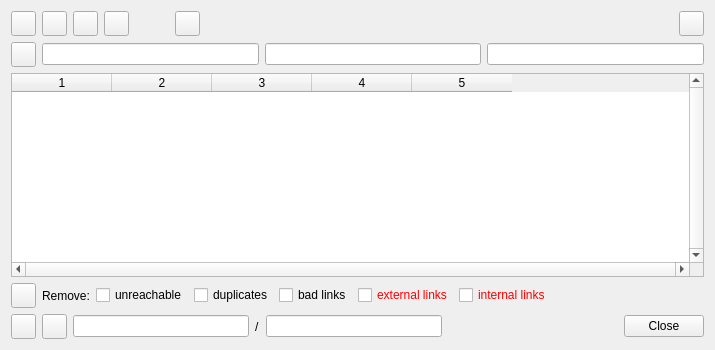
This is NAVigater/CGNS/NAV/T/Q7LinkWindow.ui in pyCGNS/pyCGNS as Qt 5 draws it before an edit. The edited form follows.
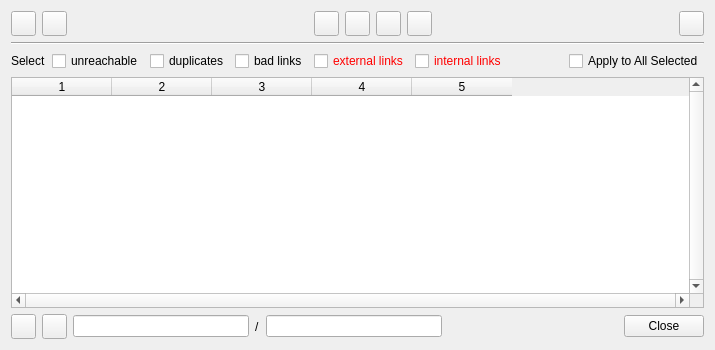
This is the edited form. Icons and pictures are not drawn.

Commit message: [NAV] link fixes

The edit to the form file:
```diff
--- a/NAVigater/CGNS/NAV/T/Q7LinkWindow.ui
+++ b/NAVigater/CGNS/NAV/T/Q7LinkWindow.ui
@@ -35,78 +35,77 @@
    <iconset resource="../R/Res.qrc">
     <normaloff>:/images/icons/cgSpy.png</normaloff>:/images/icons/cgSpy.png</iconset>
   </property>
-  <layout class="QGridLayout" name="gridLayout">
-   <item row="4" column="0">
-    <layout class="QHBoxLayout" name="horizontalLayout_3">
-     <item>
-      <widget class="QPushButton" name="bClearSelectedLink">
-       <property name="minimumSize">
-        <size>
-         <width>25</width>
-         <height>25</height>
-        </size>
-       </property>
-       <property name="maximumSize">
-        <size>
-         <width>25</width>
-         <height>25</height>
-        </size>
-       </property>
-       <property name="toolTip">
-        <string>clear selected link target</string>
-       </property>
-       <property name="text">
-        <string/>
-       </property>
-       <property name="icon">
-        <iconset resource="../R/Res.qrc">
-         <normaloff>:/images/icons/clear-entry.png</normaloff>:/images/icons/clear-entry.png</iconset>
-       </property>
-      </widget>
-     </item>
-     <item>
-      <widget class="QLineEdit" name="eDirectorySelectedLink">
-       <property name="sizePolicy">
-        <sizepolicy hsizetype="Expanding" vsizetype="Fixed">
-         <horstretch>0</horstretch>
-         <verstretch>0</verstretch>
-        </sizepolicy>
-       </property>
-       <property name="readOnly">
-        <bool>false</bool>
-       </property>
-      </widget>
-     </item>
-     <item>
-      <widget class="QLineEdit" name="eFileSelectedLink">
-       <property name="sizePolicy">
-        <sizepolicy hsizetype="Expanding" vsizetype="Fixed">
-         <horstretch>0</horstretch>
-         <verstretch>0</verstretch>
-        </sizepolicy>
-       </property>
-       <property name="readOnly">
-        <bool>false</bool>
-       </property>
-      </widget>
-     </item>
-     <item>
-      <widget class="QLineEdit" name="eNodeSelectedLink">
-       <property name="sizePolicy">
-        <sizepolicy hsizetype="Expanding" vsizetype="Fixed">
-         <horstretch>0</horstretch>
-         <verstretch>0</verstretch>
-        </sizepolicy>
-       </property>
-       <property name="readOnly">
-        <bool>false</bool>
-       </property>
-      </widget>
-     </item>
-    </layout>
-   </item>
-   <item row="2" column="0">
+  <layout class="QVBoxLayout" name="verticalLayout_2">
+   <item>
     <layout class="QHBoxLayout" name="horizontalLayout">
+     <item>
+      <widget class="QPushButton" name="bCheckLink">
+       <property name="enabled">
+        <bool>true</bool>
+       </property>
+       <property name="minimumSize">
+        <size>
+         <width>25</width>
+         <height>25</height>
+        </size>
+       </property>
+       <property name="maximumSize">
+        <size>
+         <width>25</width>
+         <height>25</height>
+        </size>
+       </property>
+       <property name="toolTip">
+        <string>check and fix link list</string>
+       </property>
+       <property name="text">
+        <string/>
+       </property>
+       <property name="icon">
+        <iconset resource="../R/Res.qrc">
+         <normaloff>:/images/icons/link-check.png</normaloff>:/images/icons/link-check.png</iconset>
+       </property>
+      </widget>
+     </item>
+     <item>
+      <widget class="QPushButton" name="bLoadTree">
+       <property name="minimumSize">
+        <size>
+         <width>25</width>
+         <height>25</height>
+        </size>
+       </property>
+       <property name="maximumSize">
+        <size>
+         <width>25</width>
+         <height>25</height>
+        </size>
+       </property>
+       <property name="toolTip">
+        <string>open link target file</string>
+       </property>
+       <property name="text">
+        <string/>
+       </property>
+       <property name="icon">
+        <iconset resource="../R/Res.qrc">
+         <normaloff>:/images/icons/tree-load-g.png</normaloff>:/images/icons/tree-load-g.png</iconset>
+       </property>
+      </widget>
+     </item>
+     <item>
+      <spacer name="horizontalSpacer">
+       <property name="orientation">
+        <enum>Qt::Horizontal</enum>
+       </property>
+       <property name="sizeHint" stdset="0">
+        <size>
+         <width>40</width>
+         <height>20</height>
+        </size>
+       </property>
+      </spacer>
+     </item>
      <item>
       <widget class="QPushButton" name="bAddLink">
        <property name="minimumSize">
@@ -133,32 +132,6 @@
        </property>
       </widget>
      </item>
-     <item>
-      <widget class="QPushButton" name="bEditLink">
-       <property name="minimumSize">
-        <size>
-         <width>25</width>
-         <height>25</height>
-        </size>
-       </property>
-       <property name="maximumSize">
-        <size>
-         <width>25</width>
-         <height>25</height>
-        </size>
-       </property>
-       <property name="toolTip">
-        <string>add entry for selected node target</string>
-       </property>
-       <property name="text">
-        <string/>
-       </property>
-       <property name="icon">
-        <iconset resource="../R/Res.qrc">
-         <normaloff>:/images/icons/link-select.png</normaloff>:/images/icons/link-select.png</iconset>
-       </property>
-      </widget>
-     </item>
      <item>
       <widget class="QPushButton" name="bDuplicateLink">
        <property name="minimumSize">
@@ -185,6 +158,32 @@
        </property>
       </widget>
      </item>
+     <item>
+      <widget class="QPushButton" name="bFromSelection">
+       <property name="minimumSize">
+        <size>
+         <width>25</width>
+         <height>25</height>
+        </size>
+       </property>
+       <property name="maximumSize">
+        <size>
+         <width>25</width>
+         <height>25</height>
+        </size>
+       </property>
+       <property name="toolTip">
+        <string>insert link from selection</string>
+       </property>
+       <property name="text">
+        <string/>
+       </property>
+       <property name="icon">
+        <iconset resource="../R/Res.qrc">
+         <normaloff>:/images/icons/link-slist.png</normaloff>:/images/icons/link-slist.png</iconset>
+       </property>
+      </widget>
+     </item>
      <item>
       <widget class="QPushButton" name="bDeleteLink">
        <property name="minimumSize">
@@ -217,46 +216,7 @@
         <enum>Qt::Horizontal</enum>
        </property>
        <property name="sizeType">
-        <enum>QSizePolicy::Minimum</enum>
-       </property>
-       <property name="sizeHint" stdset="0">
-        <size>
-         <width>40</width>
-         <height>20</height>
-        </size>
-       </property>
-      </spacer>
-     </item>
-     <item>
-      <widget class="QPushButton" name="bLoadTree">
-       <property name="minimumSize">
-        <size>
-         <width>25</width>
-         <height>25</height>
-        </size>
-       </property>
-       <property name="maximumSize">
-        <size>
-         <width>25</width>
-         <height>25</height>
-        </size>
-       </property>
-       <property name="toolTip">
-        <string>open link target file</string>
-       </property>
-       <property name="text">
-        <string/>
-       </property>
-       <property name="icon">
-        <iconset resource="../R/Res.qrc">
-         <normaloff>:/images/icons/tree-load-g.png</normaloff>:/images/icons/tree-load-g.png</iconset>
-       </property>
-      </widget>
-     </item>
-     <item>
-      <spacer name="horizontalSpacer">
-       <property name="orientation">
-        <enum>Qt::Horizontal</enum>
+        <enum>QSizePolicy::Expanding</enum>
        </property>
        <property name="sizeHint" stdset="0">
         <size>
@@ -291,7 +251,268 @@
      </item>
     </layout>
    </item>
-   <item row="5" column="0">
+   <item>
+    <widget class="Line" name="line">
+     <property name="orientation">
+      <enum>Qt::Horizontal</enum>
+     </property>
+    </widget>
+   </item>
+   <item>
+    <layout class="QHBoxLayout" name="horizontalLayout_4">
+     <item>
+      <widget class="QLabel" name="label_2">
+       <property name="enabled">
+        <bool>true</bool>
+       </property>
+       <property name="text">
+        <string>Select</string>
+       </property>
+      </widget>
+     </item>
+     <item>
+      <widget class="QCheckBox" name="cUnreachable">
+       <property name="enabled">
+        <bool>true</bool>
+       </property>
+       <property name="text">
+        <string>unreachable</string>
+       </property>
+      </widget>
+     </item>
+     <item>
+      <widget class="QCheckBox" name="cDuplicates">
+       <property name="enabled">
+        <bool>true</bool>
+       </property>
+       <property name="text">
+        <string>duplicates</string>
+       </property>
+      </widget>
+     </item>
+     <item>
+      <widget class="QCheckBox" name="cBad">
+       <property name="enabled">
+        <bool>true</bool>
+       </property>
+       <property name="text">
+        <string>bad links</string>
+       </property>
+      </widget>
+     </item>
+     <item>
+      <widget class="QCheckBox" name="cExternal">
+       <property name="enabled">
+        <bool>true</bool>
+       </property>
+       <property name="palette">
+        <palette>
+         <active>
+          <colorrole role="WindowText">
+           <brush brushstyle="SolidPattern">
+            <color alpha="255">
+             <red>255</red>
+             <green>0</green>
+             <blue>0</blue>
+            </color>
+           </brush>
+          </colorrole>
+          <colorrole role="Text">
+           <brush brushstyle="SolidPattern">
+            <color alpha="255">
+             <red>0</red>
+             <green>0</green>
+             <blue>0</blue>
+            </color>
+           </brush>
+          </colorrole>
+          <colorrole role="ButtonText">
+           <brush brushstyle="SolidPattern">
+            <color alpha="255">
+             <red>0</red>
+             <green>0</green>
+             <blue>0</blue>
+            </color>
+           </brush>
+          </colorrole>
+          <colorrole role="NoRole">
+           <brush brushstyle="SolidPattern">
+            <color alpha="255">
+             <red>0</red>
+             <green>0</green>
+             <blue>0</blue>
+            </color>
+           </brush>
+          </colorrole>
+         </active>
+         <inactive>
+          <colorrole role="WindowText">
+           <brush brushstyle="SolidPattern">
+            <color alpha="255">
+             <red>255</red>
+             <green>0</green>
+             <blue>0</blue>
+            </color>
+           </brush>
+          </colorrole>
+          <colorrole role="Text">
+           <brush brushstyle="SolidPattern">
+            <color alpha="255">
+             <red>0</red>
+             <green>0</green>
+             <blue>0</blue>
+            </color>
+           </brush>
+          </colorrole>
+          <colorrole role="ButtonText">
+           <brush brushstyle="SolidPattern">
+            <color alpha="255">
+             <red>0</red>
+             <green>0</green>
+             <blue>0</blue>
+            </color>
+           </brush>
+          </colorrole>
+          <colorrole role="NoRole">
+           <brush brushstyle="SolidPattern">
+            <color alpha="255">
+             <red>0</red>
+             <green>0</green>
+             <blue>0</blue>
+            </color>
+           </brush>
+          </colorrole>
+         </inactive>
+         <disabled>
+          <colorrole role="WindowText">
+           <brush brushstyle="SolidPattern">
+            <color alpha="255">
+             <red>118</red>
+             <green>116</green>
+             <blue>113</blue>
+            </color>
+           </brush>
+          </colorrole>
+          <colorrole role="Text">
+           <brush brushstyle="SolidPattern">
+            <color alpha="255">
+             <red>118</red>
+             <green>116</green>
+             <blue>113</blue>
+            </color>
+           </brush>
+          </colorrole>
+          <colorrole role="ButtonText">
+           <brush brushstyle="SolidPattern">
+            <color alpha="255">
+             <red>118</red>
+             <green>116</green>
+             <blue>113</blue>
+            </color>
+           </brush>
+          </colorrole>
+          <colorrole role="NoRole">
+           <brush brushstyle="SolidPattern">
+            <color alpha="255">
+             <red>0</red>
+             <green>0</green>
+             <blue>0</blue>
+            </color>
+           </brush>
+          </colorrole>
+         </disabled>
+        </palette>
+       </property>
+       <property name="font">
+        <font>
+         <weight>50</weight>
+         <italic>false</italic>
+         <bold>false</bold>
+         <strikeout>false</strikeout>
+        </font>
+       </property>
+       <property name="text">
+        <string>external links</string>
+       </property>
+      </widget>
+     </item>
+     <item>
+      <widget class="QCheckBox" name="cInternal">
+       <property name="enabled">
+        <bool>true</bool>
+       </property>
+       <property name="palette">
+        <palette>
+         <active>
+          <colorrole role="WindowText">
+           <brush brushstyle="SolidPattern">
+            <color alpha="255">
+             <red>255</red>
+             <green>0</green>
+             <blue>0</blue>
+            </color>
+           </brush>
+          </colorrole>
+         </active>
+         <inactive>
+          <colorrole role="WindowText">
+           <brush brushstyle="SolidPattern">
+            <color alpha="255">
+             <red>255</red>
+             <green>0</green>
+             <blue>0</blue>
+            </color>
+           </brush>
+          </colorrole>
+         </inactive>
+         <disabled>
+          <colorrole role="WindowText">
+           <brush brushstyle="SolidPattern">
+            <color alpha="255">
+             <red>118</red>
+             <green>116</green>
+             <blue>113</blue>
+            </color>
+           </brush>
+          </colorrole>
+         </disabled>
+        </palette>
+       </property>
+       <property name="text">
+        <string>internal links</string>
+       </property>
+      </widget>
+     </item>
+     <item>
+      <spacer name="horizontalSpacer_4">
+       <property name="orientation">
+        <enum>Qt::Horizontal</enum>
+       </property>
+       <property name="sizeHint" stdset="0">
+        <size>
+         <width>40</width>
+         <height>20</height>
+        </size>
+       </property>
+      </spacer>
+     </item>
+     <item>
+      <widget class="QCheckBox" name="cApplyToAll">
+       <property name="enabled">
+        <bool>true</bool>
+       </property>
+       <property name="text">
+        <string>Apply to All Selected</string>
+       </property>
+       <property name="icon">
+        <iconset resource="../R/Res.qrc">
+         <normaloff>:/images/icons/user-G.png</normaloff>:/images/icons/user-G.png</iconset>
+       </property>
+      </widget>
+     </item>
+    </layout>
+   </item>
+   <item>
     <layout class="QVBoxLayout" name="verticalLayout">
      <item>
       <widget class="QTableWidget" name="linkTable">
@@ -305,7 +526,7 @@
         <set>QAbstractItemView::DoubleClicked</set>
        </property>
        <property name="selectionMode">
-        <enum>QAbstractItemView::SingleSelection</enum>
+        <enum>QAbstractItemView::MultiSelection</enum>
        </property>
        <property name="selectionBehavior">
         <enum>QAbstractItemView::SelectRows</enum>
@@ -325,7 +546,7 @@
      </item>
     </layout>
    </item>
-   <item row="7" column="0">
+   <item>
     <layout class="QHBoxLayout" name="horizontalLayout_2">
      <item>
       <widget class="QPushButton" name="bBackControl">
@@ -376,7 +597,7 @@
      <item>
       <widget class="QLineEdit" name="eDirSource">
        <property name="sizePolicy">
-        <sizepolicy hsizetype="Expanding" vsizetype="Fixed">
+        <sizepolicy hsizetype="MinimumExpanding" vsizetype="Fixed">
          <horstretch>0</horstretch>
          <verstretch>0</verstretch>
         </sizepolicy>
@@ -422,254 +643,6 @@
      </item>
     </layout>
    </item>
-   <item row="6" column="0">
-    <layout class="QHBoxLayout" name="horizontalLayout_4">
-     <item>
-      <widget class="QPushButton" name="bCheckLink">
-       <property name="minimumSize">
-        <size>
-         <width>25</width>
-         <height>25</height>
-        </size>
-       </property>
-       <property name="maximumSize">
-        <size>
-         <width>25</width>
-         <height>25</height>
-        </size>
-       </property>
-       <property name="toolTip">
-        <string>check and fix link list</string>
-       </property>
-       <property name="text">
-        <string/>
-       </property>
-       <property name="icon">
-        <iconset resource="../R/Res.qrc">
-         <normaloff>:/images/icons/link-check.png</normaloff>:/images/icons/link-check.png</iconset>
-       </property>
-      </widget>
-     </item>
-     <item>
-      <widget class="QLabel" name="label_2">
-       <property name="text">
-        <string>Remove:</string>
-       </property>
-      </widget>
-     </item>
-     <item>
-      <widget class="QCheckBox" name="cUnreachable">
-       <property name="text">
-        <string>unreachable</string>
-       </property>
-      </widget>
-     </item>
-     <item>
-      <widget class="QCheckBox" name="cDuplicates">
-       <property name="text">
-        <string>duplicates</string>
-       </property>
-      </widget>
-     </item>
-     <item>
-      <widget class="QCheckBox" name="cBad">
-       <property name="text">
-        <string>bad links</string>
-       </property>
-      </widget>
-     </item>
-     <item>
-      <widget class="QCheckBox" name="cExternal">
-       <property name="palette">
-        <palette>
-         <active>
-          <colorrole role="WindowText">
-           <brush brushstyle="SolidPattern">
-            <color alpha="255">
-             <red>255</red>
-             <green>0</green>
-             <blue>0</blue>
-            </color>
-           </brush>
-          </colorrole>
-          <colorrole role="Text">
-           <brush brushstyle="SolidPattern">
-            <color alpha="255">
-             <red>0</red>
-             <green>0</green>
-             <blue>0</blue>
-            </color>
-           </brush>
-          </colorrole>
-          <colorrole role="ButtonText">
-           <brush brushstyle="SolidPattern">
-            <color alpha="255">
-             <red>0</red>
-             <green>0</green>
-             <blue>0</blue>
-            </color>
-           </brush>
-          </colorrole>
-          <colorrole role="NoRole">
-           <brush brushstyle="SolidPattern">
-            <color alpha="255">
-             <red>0</red>
-             <green>0</green>
-             <blue>0</blue>
-            </color>
-           </brush>
-          </colorrole>
-         </active>
-         <inactive>
-          <colorrole role="WindowText">
-           <brush brushstyle="SolidPattern">
-            <color alpha="255">
-             <red>255</red>
-             <green>0</green>
-             <blue>0</blue>
-            </color>
-           </brush>
-          </colorrole>
-          <colorrole role="Text">
-           <brush brushstyle="SolidPattern">
-            <color alpha="255">
-             <red>0</red>
-             <green>0</green>
-             <blue>0</blue>
-            </color>
-           </brush>
-          </colorrole>
-          <colorrole role="ButtonText">
-           <brush brushstyle="SolidPattern">
-            <color alpha="255">
-             <red>0</red>
-             <green>0</green>
-             <blue>0</blue>
-            </color>
-           </brush>
-          </colorrole>
-          <colorrole role="NoRole">
-           <brush brushstyle="SolidPattern">
-            <color alpha="255">
-             <red>0</red>
-             <green>0</green>
-             <blue>0</blue>
-            </color>
-           </brush>
-          </colorrole>
-         </inactive>
-         <disabled>
-          <colorrole role="WindowText">
-           <brush brushstyle="SolidPattern">
-            <color alpha="255">
-             <red>118</red>
-             <green>116</green>
-             <blue>113</blue>
-            </color>
-           </brush>
-          </colorrole>
-          <colorrole role="Text">
-           <brush brushstyle="SolidPattern">
-            <color alpha="255">
-             <red>118</red>
-             <green>116</green>
-             <blue>113</blue>
-            </color>
-           </brush>
-          </colorrole>
-          <colorrole role="ButtonText">
-           <brush brushstyle="SolidPattern">
-            <color alpha="255">
-             <red>118</red>
-             <green>116</green>
-             <blue>113</blue>
-            </color>
-           </brush>
-          </colorrole>
-          <colorrole role="NoRole">
-           <brush brushstyle="SolidPattern">
-            <color alpha="255">
-             <red>0</red>
-             <green>0</green>
-             <blue>0</blue>
-            </color>
-           </brush>
-          </colorrole>
-         </disabled>
-        </palette>
-       </property>
-       <property name="font">
-        <font>
-         <weight>50</weight>
-         <italic>false</italic>
-         <bold>false</bold>
-         <strikeout>false</strikeout>
-        </font>
-       </property>
-       <property name="text">
-        <string>external links</string>
-       </property>
-      </widget>
-     </item>
-     <item>
-      <widget class="QCheckBox" name="cInternal">
-       <property name="palette">
-        <palette>
-         <active>
-          <colorrole role="WindowText">
-           <brush brushstyle="SolidPattern">
-            <color alpha="255">
-             <red>255</red>
-             <green>0</green>
-             <blue>0</blue>
-            </color>
-           </brush>
-          </colorrole>
-         </active>
-         <inactive>
-          <colorrole role="WindowText">
-           <brush brushstyle="SolidPattern">
-            <color alpha="255">
-             <red>255</red>
-             <green>0</green>
-             <blue>0</blue>
-            </color>
-           </brush>
-          </colorrole>
-         </inactive>
-         <disabled>
-          <colorrole role="WindowText">
-           <brush brushstyle="SolidPattern">
-            <color alpha="255">
-             <red>118</red>
-             <green>116</green>
-             <blue>113</blue>
-            </color>
-           </brush>
-          </colorrole>
-         </disabled>
-        </palette>
-       </property>
-       <property name="text">
-        <string>internal links</string>
-       </property>
-      </widget>
-     </item>
-     <item>
-      <spacer name="horizontalSpacer_4">
-       <property name="orientation">
-        <enum>Qt::Horizontal</enum>
-       </property>
-       <property name="sizeHint" stdset="0">
-        <size>
-         <width>40</width>
-         <height>20</height>
-        </size>
-       </property>
-      </spacer>
-     </item>
-    </layout>
-   </item>
   </layout>
  </widget>
  <resources>
```
The commit also changes 12 other files.
